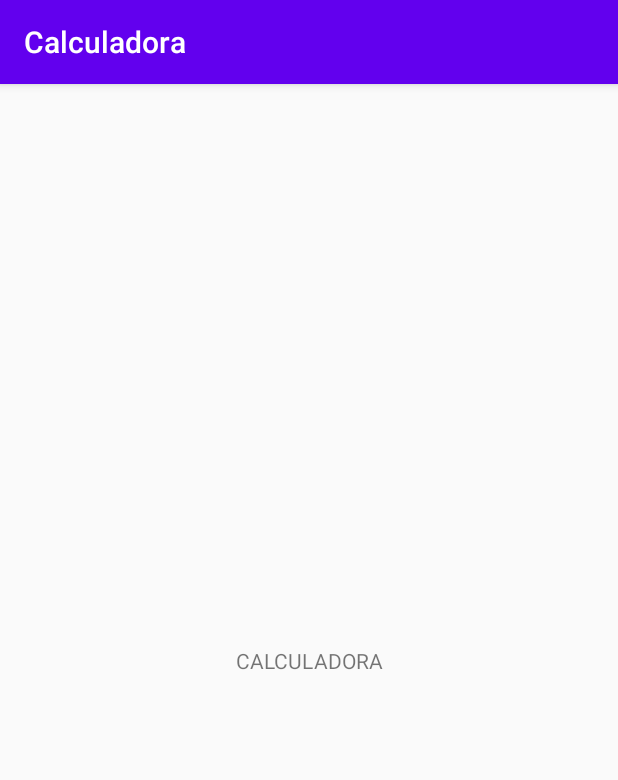
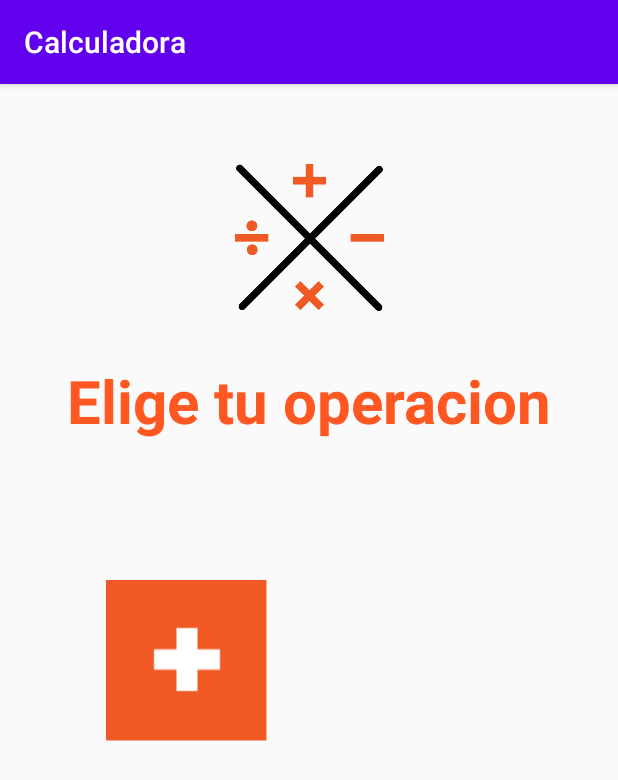
Before and after one commit to Jhanpx09/App_Calculadora, an Android app: the screen it shows after launch (MainActivity), on a phone screen of 412 x 824 dp. Shown: the top 780 px of the screen. Run offline under Robolectric (Android 15) with nearby library versions, the phone set to English and light mode, and no system bars.

Commit message:
Se implemento un prototipo de main, con la unica opcion e 'sumar', ademas agrego la activity_suma.xml, con un primer modelo visual de calculadora ya funcional. El cuanto al codigo de la suma,  se utiliza el evento setOnClickListener() que permite indicar a los botones lo que tienen que hacer y para el apartado visual de los botones use los ImageButton que practicamente es un boton con imagen :V.
Los botones y el apartado visual lo realice externamente con Adobe Ilustrator.

Signed-off-by: Jhanpx09 <116242125+Jhanpx09@users.noreply.github.com>

```diff
--- a/app/src/main/java/com/actividad/calculadora/MainActivity.java
+++ b/app/src/main/java/com/actividad/calculadora/MainActivity.java
@@ -1,13 +1,31 @@
 package com.actividad.calculadora;
 
+import android.content.Intent;
 import android.support.v7.app.AppCompatActivity;
 import android.os.Bundle;
+import android.view.View;
+import android.widget.Button;
+import android.widget.ImageButton;
 
 public class MainActivity extends AppCompatActivity {
+
+
+    ImageButton botonSuma;
 
     @Override
     protected void onCreate(Bundle savedInstanceState) {
         super.onCreate(savedInstanceState);
         setContentView(R.layout.activity_main);
+
+
+        botonSuma= (ImageButton) findViewById(R.id.btn_suma);
+        botonSuma.setOnClickListener(new View.OnClickListener() {
+            @Override
+            public void onClick(View view) {
+                startActivity(new Intent(MainActivity.this, SumaActivity.class));
+            }
+        });
+
+
     }
 }
--- a/app/src/main/res/layout/activity_main.xml
+++ b/app/src/main/res/layout/activity_main.xml
@@ -2,17 +2,46 @@
 <android.support.constraint.ConstraintLayout xmlns:android="http://schemas.android.com/apk/res/android"
     xmlns:app="http://schemas.android.com/apk/res-auto"
     xmlns:tools="http://schemas.android.com/tools"
+    android:id="@+id/btn_sumar"
     android:layout_width="match_parent"
     android:layout_height="match_parent"
     tools:context=".MainActivity">
 
     <TextView
+        android:id="@+id/textView"
         android:layout_width="wrap_content"
         android:layout_height="wrap_content"
-        android:text="CALCULADORA"
+        android:text="@string/elige"
+        android:textAlignment="center"
+        android:textColor="#FF5722"
+        android:textSize="40sp"
+        android:textStyle="bold"
         app:layout_constraintBottom_toBottomOf="parent"
         app:layout_constraintEnd_toEndOf="parent"
         app:layout_constraintStart_toStartOf="parent"
-        app:layout_constraintTop_toTopOf="parent" />
+        app:layout_constraintTop_toTopOf="parent"
+        app:layout_constraintVertical_bias="0.258" />
 
+    <ImageView
+        android:id="@+id/imageView"
+        android:layout_width="138dp"
+        android:layout_height="134dp"
+        app:layout_constraintBottom_toBottomOf="parent"
+        app:layout_constraintEnd_toEndOf="parent"
+        app:layout_constraintHorizontal_bias="0.498"
+        app:layout_constraintStart_toStartOf="parent"
+        app:layout_constraintTop_toTopOf="parent"
+        app:layout_constraintVertical_bias="0.056"
+        app:srcCompat="@drawable/logo_calculator_tranparente" />
+
+    <ImageButton
+        android:id="@+id/btn_suma"
+        android:layout_width="110dp"
+        android:layout_height="111dp"
+        app:layout_constraintBottom_toBottomOf="parent"
+        app:layout_constraintEnd_toEndOf="parent"
+        app:layout_constraintHorizontal_bias="0.229"
+        app:layout_constraintStart_toStartOf="parent"
+        app:layout_constraintTop_toTopOf="parent"
+        app:srcCompat="@drawable/btn_suma" />
 </android.support.constraint.ConstraintLayout>
--- a/app/src/main/res/values/strings.xml
+++ b/app/src/main/res/values/strings.xml
@@ -1,3 +1,6 @@
 <resources>
     <string name="app_name">Calculadora</string>
+    <string name="inicio_logo_png">inicio_logo</string>
+    <string name="elige">Elige tu operacion</string>
+    <string name="suma">| Suma</string>
 </resources>
```
Also changed, not shown: app/src/main/AndroidManifest.xml (+7 -0 lines), app/src/main/java/com/actividad/calculadora/SumaActivity.java (added, +80 -0 lines), app/src/main/res/layout/activity_suma.xml (added, +125 -0 lines), app/src/main/res/drawable/borrado.png (added), app/src/main/res/drawable/btn_suma.png (added), app/src/main/res/drawable/cuadro_resultado.png (added), app/src/main/res/drawable/logo_calculator_tranparente.png (added), app/src/main/res/drawable/logo_menu.png (added), app/src/main/res/drawable/opr_suma.png (added).
